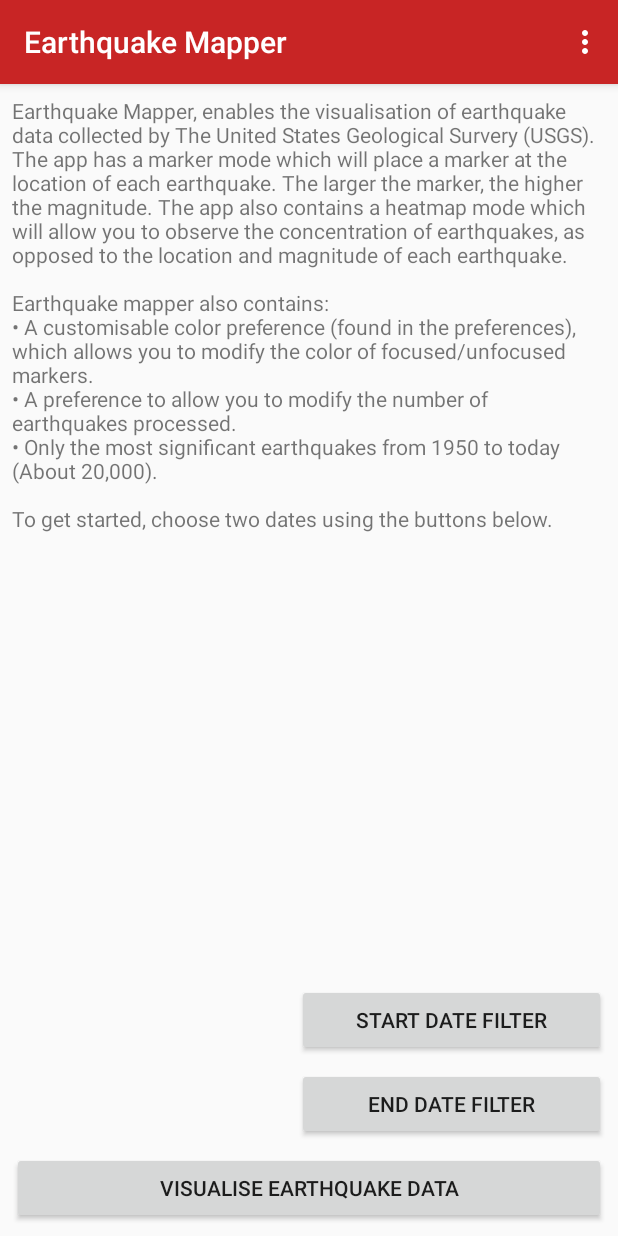
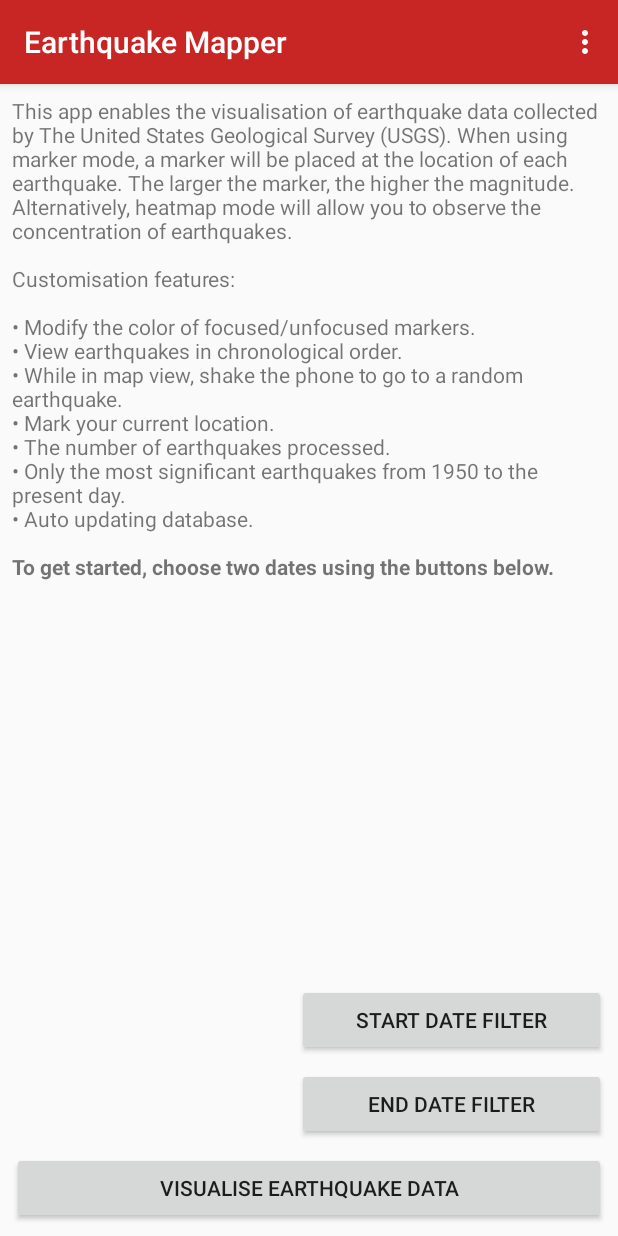
Before and after one commit to jamesl33/300CEM-Course-Work, an Android app: the screen it shows after launch (MainActivity), on a phone screen of 412 x 824 dp. Run offline under Robolectric (Android 15) with nearby library versions, the phone set to English and light mode, and no system bars; libraries missing offline, so code that uses them is left out: com.readystatesoftware.sqliteasset; 14 statements that could not run were skipped.

Commit message:
Improve app description. Change some string values. Fix scrolling text view.

```diff
--- a/app/src/main/res/layout/activity_earthquake_map.xml
+++ b/app/src/main/res/layout/activity_earthquake_map.xml
@@ -174,7 +174,7 @@
                     android:paddingTop="@dimen/cardview_vertical_padding"
                     android:paddingRight="@dimen/cardview_horizontal_padding"
                     android:paddingBottom="@dimen/cardview_vertical_padding"
-                    android:text="@string/fab_focus_earthquake"
+                    android:text="@string/fab_current_earthquake"
                     android:textAppearance="?android:attr/textAppearanceSmall"
                     android:textStyle="bold" />
 
--- a/app/src/main/res/layout/activity_main.xml
+++ b/app/src/main/res/layout/activity_main.xml
@@ -97,11 +97,14 @@
         <TextView
             android:id="@+id/text_view_app_description"
             android:layout_width="0dp"
-            android:layout_height="wrap_content"
+            android:layout_height="0dp"
             android:layout_marginStart="8dp"
             android:layout_marginTop="8dp"
             android:layout_marginEnd="8dp"
+            android:layout_marginBottom="8dp"
+            android:scrollbars="vertical"
             android:text="@string/app_description"
+            app:layout_constraintBottom_toTopOf="@+id/button_start_date"
             app:layout_constraintEnd_toEndOf="parent"
             app:layout_constraintStart_toStartOf="parent"
             app:layout_constraintTop_toTopOf="parent" />
--- a/app/src/main/res/values/strings.xml
+++ b/app/src/main/res/values/strings.xml
@@ -2,7 +2,7 @@
 
     <!-- Values related to main app -->
     <string name="app_name">Earthquake Mapper</string>
-    <string name="app_description">Earthquake Mapper, enables the visualisation of earthquake data collected by The United States Geological Survery (USGS). The app has a marker mode which will place a marker at the location of each earthquake. The larger the marker, the higher the magnitude. The app also contains a heatmap mode which will allow you to observe the concentration of earthquakes, as opposed to the location and magnitude of each earthquake.\n\nEarthquake mapper also contains:\n\u2022 A customisable color preference (found in the preferences), which allows you to modify the color of focused/unfocused markers.\n\u2022 A preference to allow you to modify the number of earthquakes processed.\n\u2022 Only the most significant earthquakes from 1950 to today (About 20,000).\n\nTo get started, choose two dates using the buttons below.</string>
+    <string name="app_description">This app enables the visualisation of earthquake data collected by The United States Geological Survey (USGS). When using marker mode, a marker will be placed at the location of each earthquake. The larger the marker, the higher the magnitude. Alternatively, heatmap mode will allow you to observe the concentration of earthquakes.\n\nCustomisation features:\n\n\u2022 Modify the color of focused/unfocused markers.\n\u2022 View earthquakes in chronological order.\n\u2022 While in map view, shake the phone to go to a random earthquake.\n\u2022 Mark your current location.\n\u2022 The number of earthquakes processed.\n\u2022 Only the most significant earthquakes from 1950 to the present day.\n\u2022 Auto updating database.\n\n<b>To get started, choose two dates using the buttons below.</b></string>
 
     <!-- Values related to MainActivity -->
     <string name="date_picker_start_date">Start Date Filter</string>
@@ -21,20 +21,23 @@
 
     <string-array name="earthquake_count_values">
         <item>10</item>
+        <item>25</item>
         <item>50</item>
         <item>100</item>
+        <item>1000</item>
+        <item>5000</item>
+        <item>10000</item>
         <item>All</item>
     </string-array>
 
     <!-- Values to do with EarthquakeMapActivity -->
     <string name="title_activity_earthquake_map">Map</string>
-    <string name="focus_earthquake_button">Focus Earthquake</string>
-    <string name="next_earthquake_button">Next Earthquake</string>
 
     <!-- Values to do with the floating action button -->
     <string name="fab_next_earthquake">Next Earthquake</string>
     <string name="fab_previous_earthquake">Previous Earthquake</string>
-    <string name="fab_focus_earthquake">Focus Earthquake</string>
+    <string name="fab_current_earthquake">Current Earthquake</string>
     <string name="fab_current_location">Current Location</string>
+    <string name="action_update_database">Update Database</string>
 
 </resources>
```
